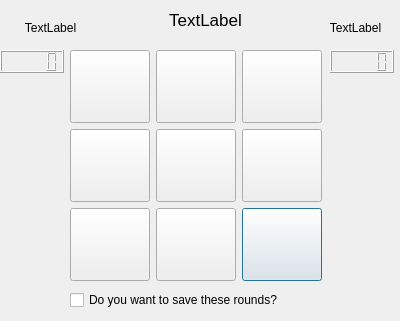
First picture: the form in tictactoev/startgame.ui, repository Jolinejo/Advanced-Tic-Tac-Toe, before the edit.
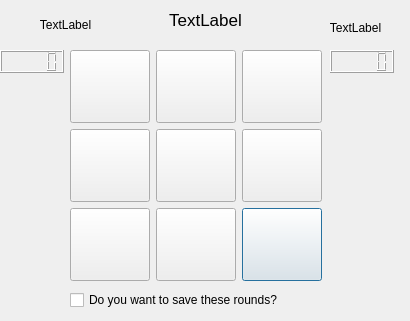
Second picture: the form after the edit.

The edit to the form file:
```diff
--- a/tictactoev/startgame.ui
+++ b/tictactoev/startgame.ui
@@ -6,7 +6,7 @@
    <rect>
     <x>0</x>
     <y>0</y>
-    <width>400</width>
+    <width>410</width>
     <height>321</height>
    </rect>
   </property>
@@ -16,10 +16,10 @@
   <widget class="QLabel" name="label_p1">
    <property name="geometry">
     <rect>
-     <x>10</x>
-     <y>20</y>
-     <width>81</width>
-     <height>16</height>
+     <x>20</x>
+     <y>9</y>
+     <width>91</width>
+     <height>31</height>
     </rect>
    </property>
    <property name="text">
```
